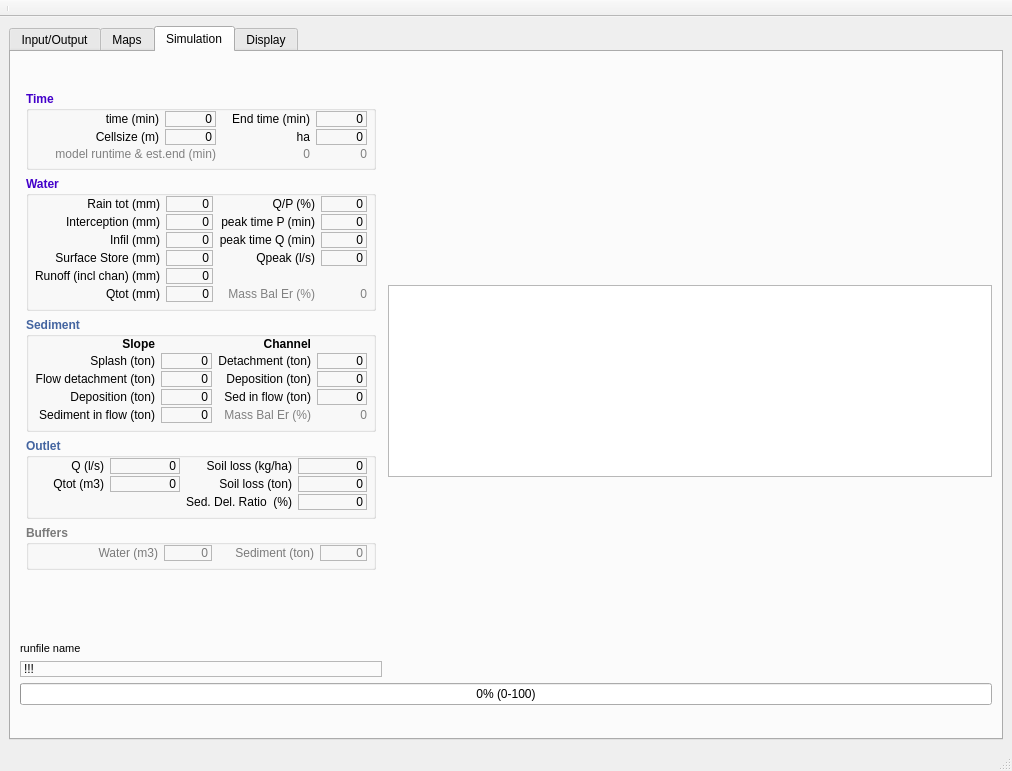
Old version of the form ui_full/lisemqt.ui in the repository vjetten/openlisem.
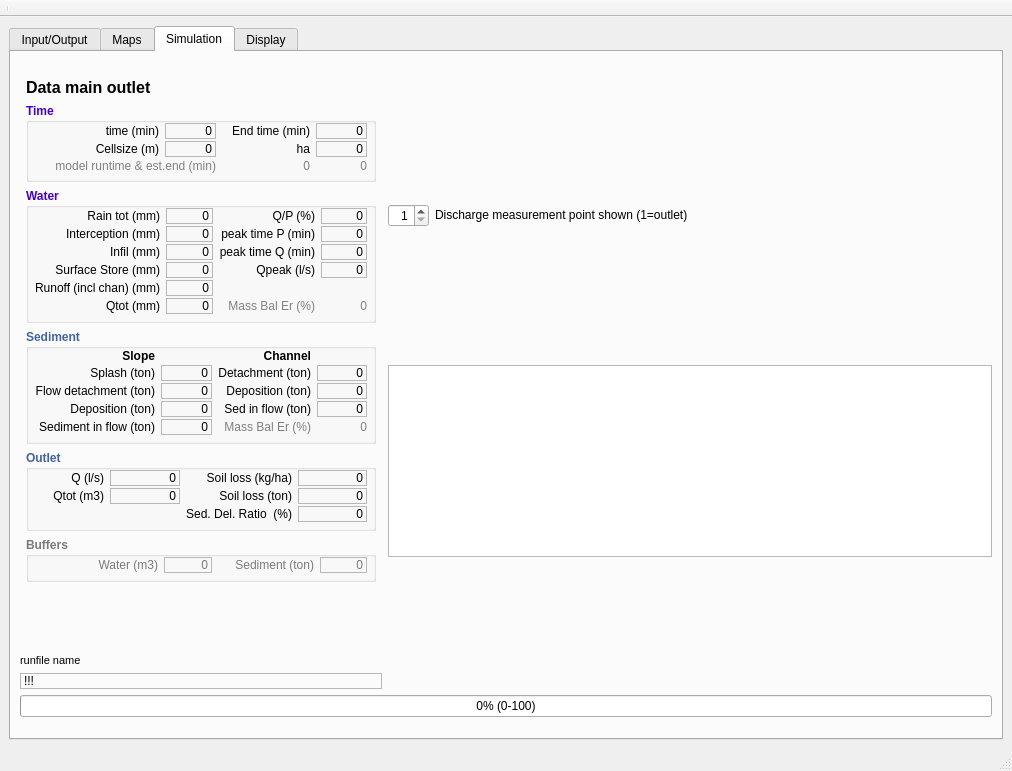
New version of the form. The open tabs and pages were chosen to show the change. Icons and pictures are not drawn.

Commit message: //VJ 110630 - Hydrograph can be selected to show one of the outflow points in point.map - checked output to file comma delimited, fixed snowmelt - check: KE method from Cape Verde, is commented out in lisErosion.cpp

```diff
--- a/ui_full/lisemqt.ui
+++ b/ui_full/lisemqt.ui
@@ -3670,6 +3670,20 @@
                  <property name="margin">
                   <number>6</number>
                  </property>
+                 <item>
+                  <widget class="QLabel" name="label_63">
+                   <property name="font">
+                    <font>
+                     <pointsize>12</pointsize>
+                     <weight>75</weight>
+                     <bold>true</bold>
+                    </font>
+                   </property>
+                   <property name="text">
+                    <string>Data main outlet</string>
+                   </property>
+                  </widget>
+                 </item>
                  <item>
                   <widget class="QGroupBox" name="groupTime">
                    <property name="palette">
@@ -7873,6 +7887,55 @@
             </item>
             <item>
              <layout class="QVBoxLayout" name="verticalLayout_6">
+              <item>
+               <layout class="QHBoxLayout" name="horizontalLayout">
+                <item>
+                 <widget class="QSpinBox" name="spinBoxPointtoShow">
+                  <property name="sizePolicy">
+                   <sizepolicy hsizetype="Fixed" vsizetype="Fixed">
+                    <horstretch>0</horstretch>
+                    <verstretch>0</verstretch>
+                   </sizepolicy>
+                  </property>
+                  <property name="layoutDirection">
+                   <enum>Qt::LeftToRight</enum>
+                  </property>
+                  <property name="alignment">
+                   <set>Qt::AlignRight|Qt::AlignTrailing|Qt::AlignVCenter</set>
+                  </property>
+                  <property name="minimum">
+                   <number>1</number>
+                  </property>
+                 </widget>
+                </item>
+                <item>
+                 <widget class="QLabel" name="label_pointOutput">
+                  <property name="sizePolicy">
+                   <sizepolicy hsizetype="Fixed" vsizetype="Fixed">
+                    <horstretch>0</horstretch>
+                    <verstretch>0</verstretch>
+                   </sizepolicy>
+                  </property>
+                  <property name="text">
+                   <string>Discharge measurement point shown (1=outlet)</string>
+                  </property>
+                 </widget>
+                </item>
+                <item>
+                 <spacer name="horizontalSpacer_5">
+                  <property name="orientation">
+                   <enum>Qt::Horizontal</enum>
+                  </property>
+                  <property name="sizeHint" stdset="0">
+                   <size>
+                    <width>40</width>
+                    <height>20</height>
+                   </size>
+                  </property>
+                 </spacer>
+                </item>
+               </layout>
+              </item>
               <item>
                <widget class="QPlainTextEdit" name="textGraph">
                 <property name="sizePolicy">
```
Left out of the diff: 15 changed lines with no effect on the pictures. The commit also changes 15 other files.
